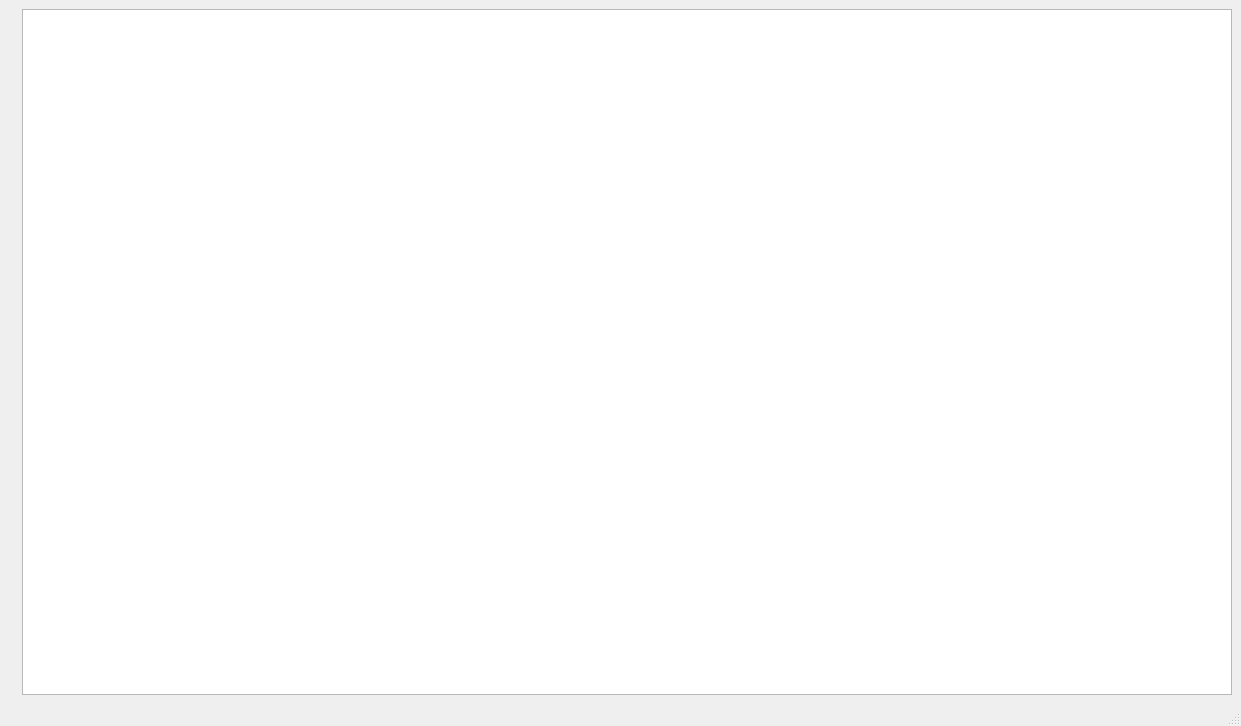
Before: the Qt Designer form Proyecto_final_infoII/mainwindow.ui in JuanGonzalez47/Project-PlebeGame, drawn with Qt 5.
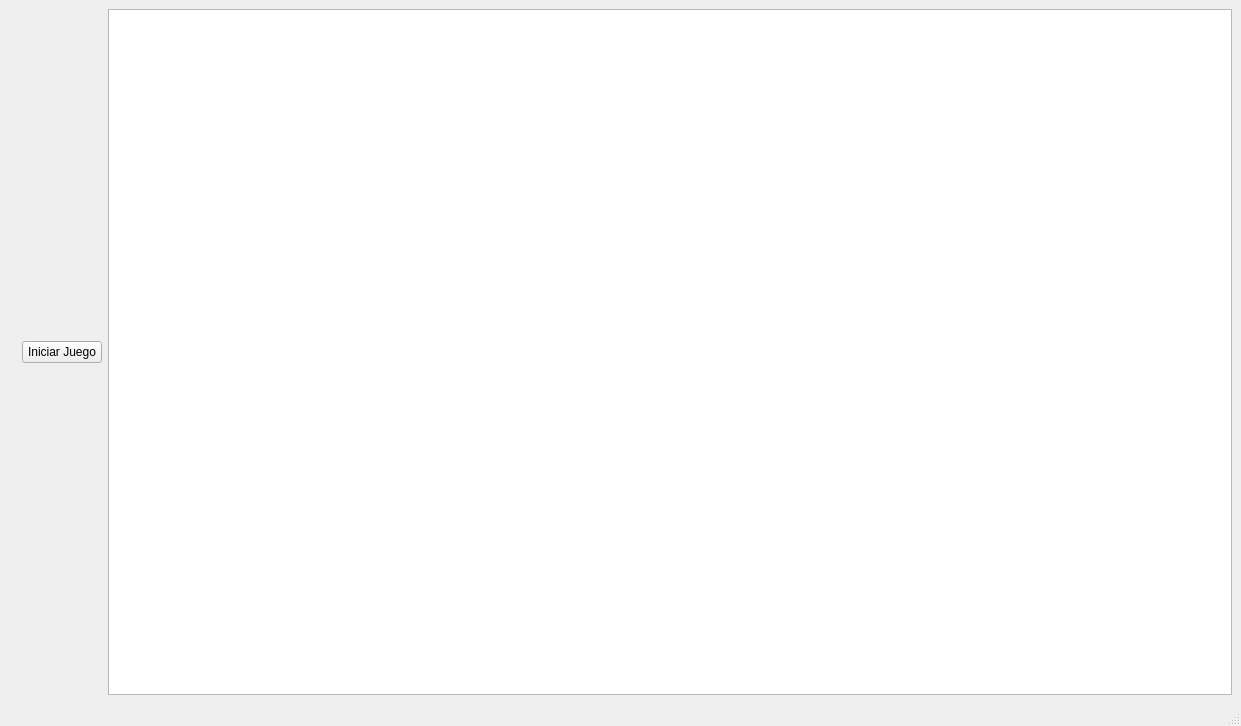
After: the same form once the commit is applied.

What changed in the file:
```diff
--- a/Proyecto_final_infoII/mainwindow.ui
+++ b/Proyecto_final_infoII/mainwindow.ui
@@ -22,6 +22,13 @@
       </property>
      </widget>
     </item>
+    <item>
+     <widget class="QPushButton" name="pushButton">
+      <property name="text">
+       <string>Iniciar Juego</string>
+      </property>
+     </widget>
+    </item>
     <item>
      <widget class="QGraphicsView" name="graphicsView"/>
     </item>
```
